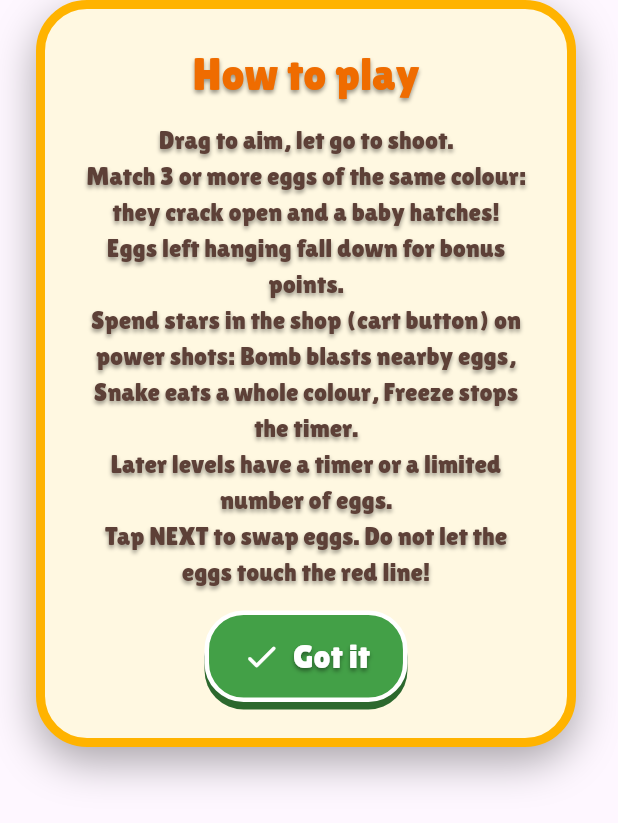
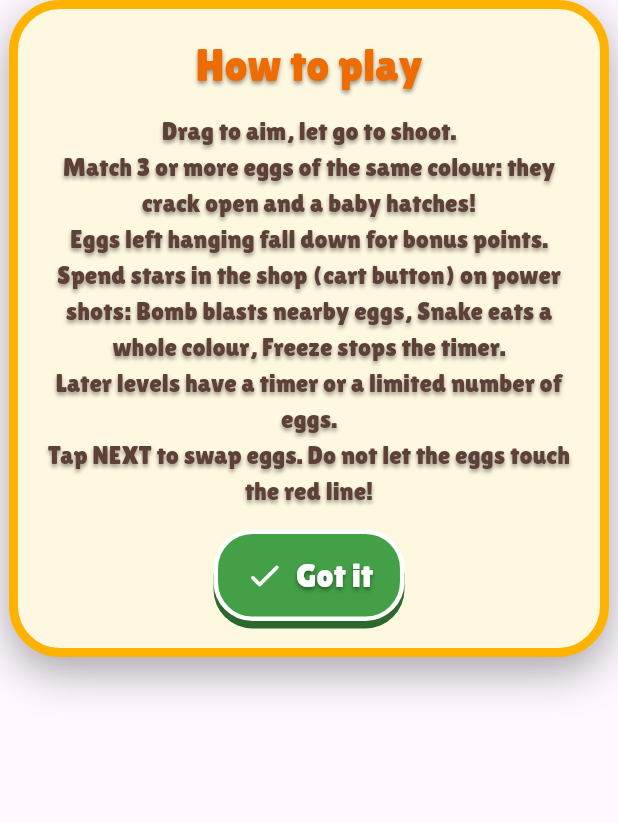
Before and after one commit to Gurusaran-B123/egg-shot, a Flutter app: the Panel widget shown alone on an empty page, opened directly, on a phone screen of 412 x 824 dp. Shown: the top 823 px of the screen. Run offline on Flutter 3.47's test engine with Material 3 defaults, Android fonts, the phone set to English and light mode, and no system bars; our stand-ins replace audioplayers, shared_preferences; accounts and stored records are empty.

Commit message:
Update ui_bits.dart

```diff
--- a/lib/widgets/ui_bits.dart
+++ b/lib/widgets/ui_bits.dart
@@ -66,7 +66,7 @@ class _ChunkyButtonState extends State<ChunkyButton> {
         duration: const Duration(milliseconds: 90),
         child: Container(
           width: widget.width,
-          padding: const EdgeInsets.symmetric(horizontal: 22, vertical: 12),
+          padding: EdgeInsets.symmetric(horizontal: 18, vertical: widget.fontSize > 19 ? 12 : 9),
           decoration: BoxDecoration(
             color: widget.color,
             borderRadius: BorderRadius.circular(26),
@@ -192,9 +192,9 @@ class Panel extends StatelessWidget {
   @override
   Widget build(BuildContext context) {
     return Container(
-      constraints: const BoxConstraints(maxWidth: 360),
-      margin: const EdgeInsets.symmetric(horizontal: 24),
-      padding: const EdgeInsets.fromLTRB(22, 22, 22, 24),
+      constraints: const BoxConstraints(maxWidth: 400),
+      margin: const EdgeInsets.symmetric(horizontal: 6),
+      padding: const EdgeInsets.fromLTRB(14, 16, 14, 18),
       decoration: BoxDecoration(
         color: const Color(0xFFFFF8E1),
         borderRadius: BorderRadius.circular(34),
```
